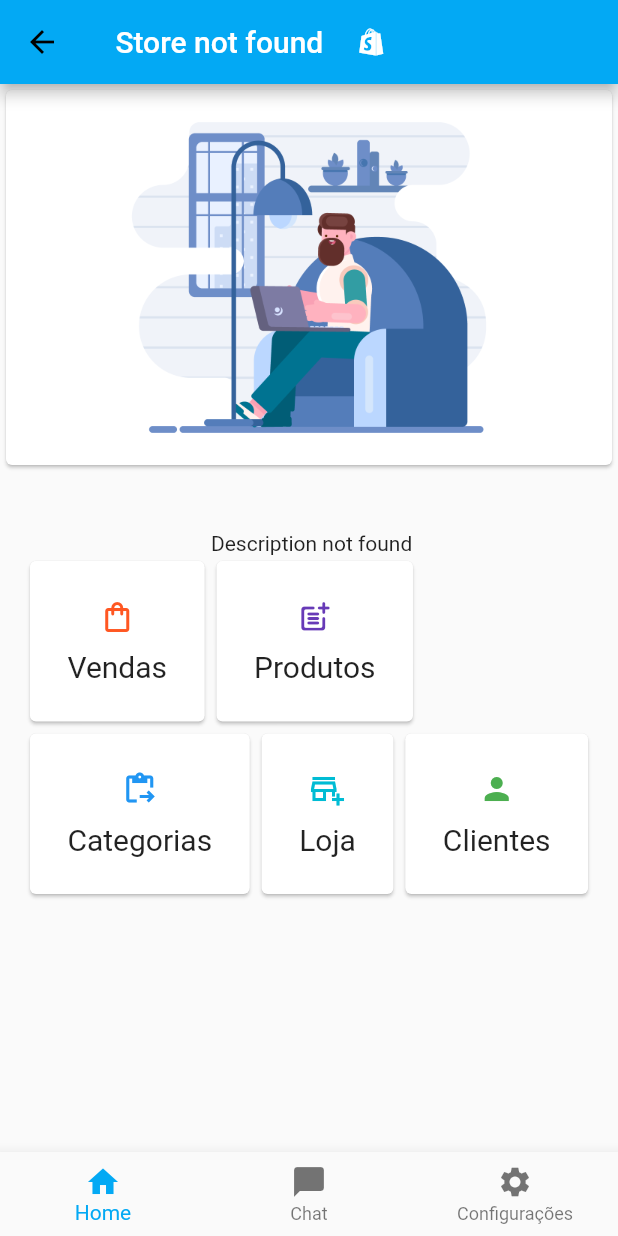
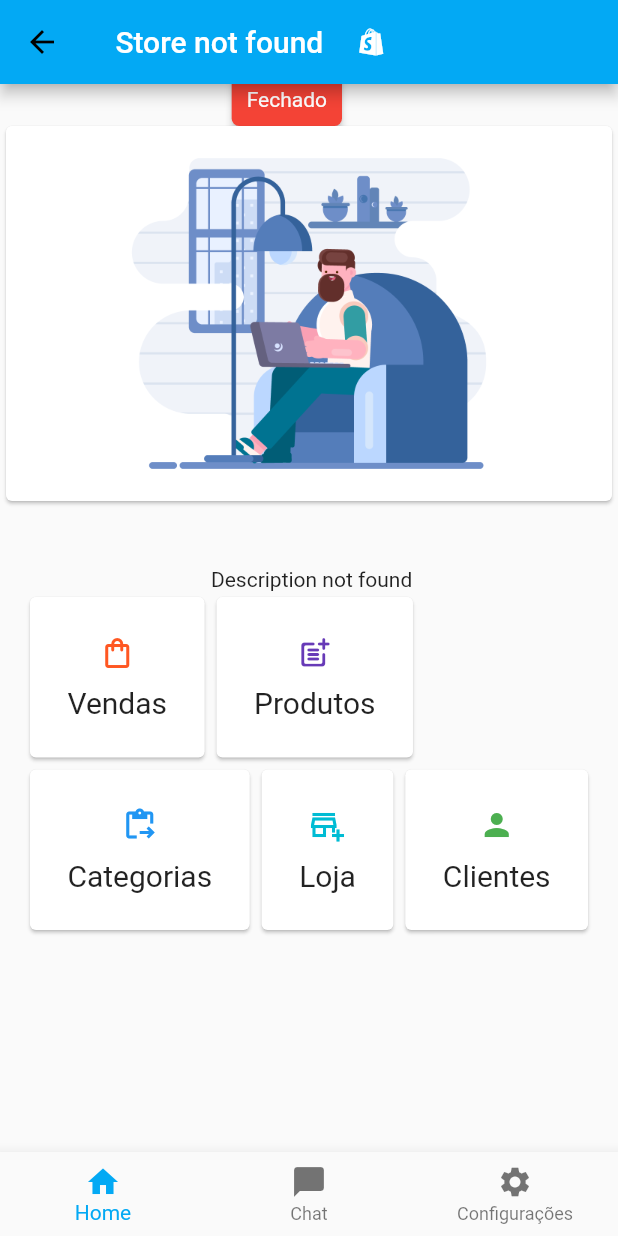
Before and after one commit to mechztcc/flutter-food-owner, a Flutter app: the HomePage screen opened by its route, on a phone screen of 412 x 824 dp. Run offline on Flutter 3.47's test engine with Material 2 defaults, Android fonts, the phone set to English and light mode, and no system bars; drawn by our look-alikes of badges; our stand-ins replace dio, flutter_mobx, flutter_modular, hive, loading_animation_widget, logger and 1 more; missing offline and left inert: validatorless; accounts and stored records are empty; generated files the repository leaves out were written again.

Commit message:
feat: add badge to show opened status on store

```diff
--- /dev/null
+++ b/lib/app/modules/home/components/badge_status.dart
@@ -0,0 +1,37 @@
+import 'package:badges/badges.dart';
+import 'package:flutter/material.dart';
+import 'package:flutter/src/foundation/key.dart';
+import 'package:flutter/src/widgets/framework.dart';
+
+class BadgeStatus extends StatelessWidget {
+  final bool open;
+
+  const BadgeStatus({
+    Key? key,
+    required this.open,
+  }) : super(key: key);
+
+  @override
+  Widget build(BuildContext context) {
+    return Badge(
+      badgeColor: open ? Colors.green : Colors.red,
+      padding: const EdgeInsets.all(10),
+      shape: BadgeShape.square,
+      borderRadius: BorderRadius.circular(5),
+      badgeContent: open
+          ? const Text(
+              'Aberto',
+              style: TextStyle(
+                color: Colors.white,
+              ),
+            )
+          : const Text(
+              'Fechado',
+              style: TextStyle(
+                color: Colors.white,
+              ),
+            ),
+      child: Icon(Icons.online_prediction_sharp),
+    );
+  }
+}
--- a/lib/app/modules/home/pages/home_page.dart
+++ b/lib/app/modules/home/pages/home_page.dart
@@ -1,4 +1,6 @@
+import 'package:badges/badges.dart';
 import 'package:flutter/material.dart';
+import 'package:flutter_food_owner/app/modules/home/components/badge_status.dart';
 import 'package:flutter_food_owner/app/modules/home/components/card_button_widget.dart';
 import 'package:flutter_food_owner/app/modules/home/controllers/home_store.dart';
 import 'package:flutter_mobx/flutter_mobx.dart';
@@ -68,7 +70,9 @@ class _HomePageState extends State<HomePage> {
             children: [
               Expanded(
                 child: Column(
+                  crossAxisAlignment: CrossAxisAlignment.center,
                   children: [
+                    const BadgeStatus(open: false),
                     Card(
                       child: Image.asset(
                         'assets/images/man_notebook.png',
--- a/pubspec.yaml
+++ b/pubspec.yaml
@@ -46,6 +46,7 @@ dependencies:
   asuka: ^2.0.0+1
   validatorless: ^1.2.1
   hive: ^2.2.2
+  badges: ^2.0.3
 
 dev_dependencies:
   flutter_test:
```
Also changed, not shown: pubspec.lock.
